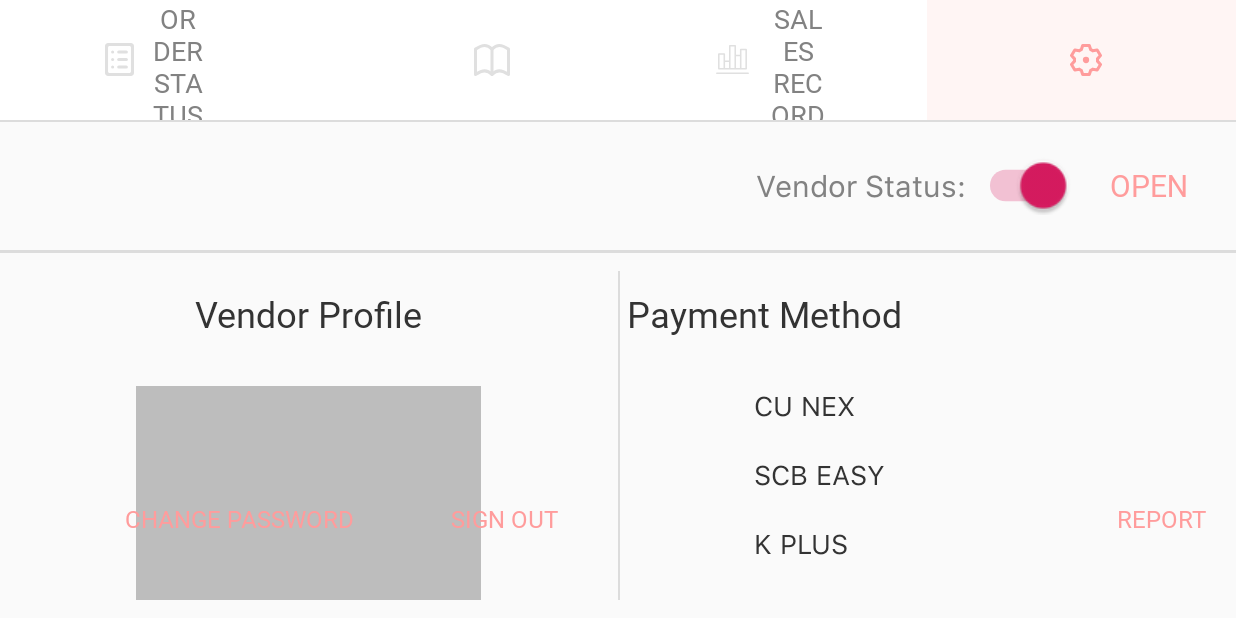
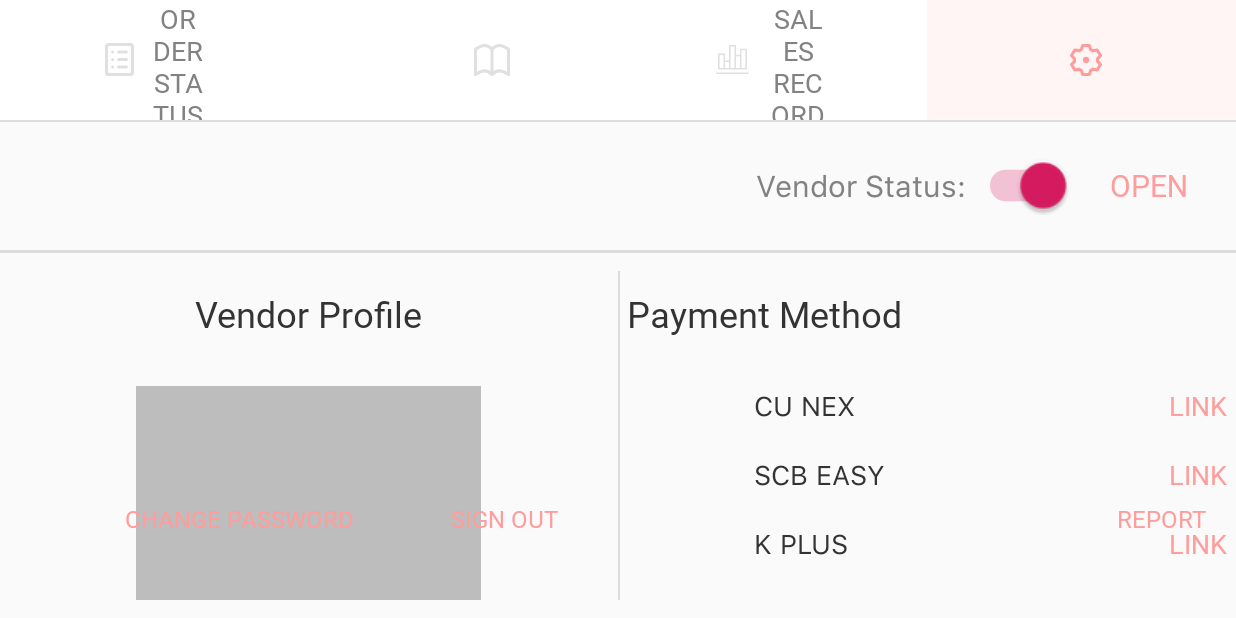
Before and after one commit to tannueng/vCanteen-Vendor-v2, an Android app: the SettingsActivity screen opened directly, with no data from a screen before it, on a phone screen of 824 x 412 dp (held sideways). Run offline under Robolectric (Android 15) with nearby library versions, the phone set to English and light mode, and no system bars; our stand-ins replace Volley; libraries missing offline, so code that uses them is left out: com.facebook, com.facebook.login; pictures from the network do not load; Roboto replaces fonts that are not available here.

Commit message:
add edit-payment logic

```diff
--- a/app/src/main/java/com/example/vcanteenvendor/JsonPlaceHolderApi.java
+++ b/app/src/main/java/com/example/vcanteenvendor/JsonPlaceHolderApi.java
@@ -98,4 +98,14 @@ interface JsonPlaceHolderApi {
 
     @POST("/v2/settings/vendor/report")
     Call<Void> postBugReport(@Body BugReport bugReport);
+
+    @FormUrlEncoded
+    @POST("/v2/payments/vendor/link ")
+    Call<Void> postLinkPayment(
+            @Field("vendorId") int vendorId,
+            @Field("serviceProvider") String serviceProvider,
+            @Field("accountNumber") String accountNumber
+    );
+
+
 }
--- a/app/src/main/java/com/example/vcanteenvendor/SettingsActivity.java
+++ b/app/src/main/java/com/example/vcanteenvendor/SettingsActivity.java
@@ -2,35 +2,27 @@ package com.example.vcanteenvendor;
 
 import android.app.Dialog;
 import android.app.ProgressDialog;
-import android.content.DialogInterface;
 import android.content.Intent;
 import android.content.SharedPreferences;
 import android.graphics.Color;
 import android.graphics.Typeface;
 import android.os.Handler;
-import android.support.v7.app.AlertDialog;
 import android.support.v7.app.AppCompatActivity;
 import android.os.Bundle;
 import android.text.Editable;
 import android.text.TextWatcher;
-import android.view.Gravity;
 import android.view.MotionEvent;
 import android.view.View;
 import android.view.Window;
 import android.view.inputmethod.InputMethodManager;
 import android.widget.Button;
-import android.widget.CompoundButton;
 import android.widget.EditText;
 import android.widget.ImageView;
 import android.widget.Switch;
 import android.widget.TextView;
 import android.widget.Toast;
 
-import com.android.volley.Request;
 import com.android.volley.RequestQueue;
-import com.android.volley.VolleyError;
-import com.android.volley.toolbox.JsonObjectRequest;
-import com.android.volley.toolbox.Volley;
 import com.bumptech.glide.Glide;
 import com.bumptech.glide.request.RequestOptions;
 import com.example.vcanteenvendor.POJO.BugReport;
@@ -40,12 +32,7 @@ import com.google.gson.GsonBuilder;
 
 import org.apache.commons.codec.binary.Hex;
 import org.apache.commons.codec.digest.DigestUtils;
-import org.json.JSONArray;
-import org.json.JSONException;
-import org.json.JSONObject;
 
-import java.util.List;
-import java.util.Set;
 import java.util.regex.Pattern;
 
 import retrofit2.Call;
@@ -86,6 +73,11 @@ public class SettingsActivity extends AppCompatActivity {
     TextView checkScb;
     TextView checkKplus;
     TextView checkTrueMoney;
+
+    EditText accountNumber;
+    TextView inline_error;
+
+    TextView linkCUNex,linkScb,linkKplus,linkTrueMoney;
 
     ImageView vendorProfilePicture;
 
@@ -159,25 +151,29 @@ public class SettingsActivity extends AppCompatActivity {
         super.onCreate(savedInstanceState);
         setContentView(R.layout.activity_settings);
 
+        orderStatusButton = findViewById(R.id.orderStatusButton);
+        menuButton =  findViewById(R.id.menuButton);
+        salesRecordButton = findViewById(R.id.salesRecordButton);
+        settingsButton = findViewById(R.id.settingsButton);
 
-        orderStatusButton = (Button) findViewById(R.id.orderStatusButton);
-        menuButton = (Button) findViewById(R.id.menuButton);
-        salesRecordButton = (Button) findViewById(R.id.salesRecordButton);
-        settingsButton = (Button) findViewById(R.id.settingsButton);
+        signOutButton = findViewById(R.id.signOutButton);
+        vendorStatusToggle = findViewById(R.id.vendorStatusToggle);
+        statusText = findViewById(R.id.statusText);
 
-        signOutButton = (Button) findViewById(R.id.signOutButton);
-        vendorStatusToggle = (Switch) findViewById(R.id.vendorStatusToggle);
-        statusText = (TextView) findViewById(R.id.statusText);
+        vendorNameInput = findViewById(R.id.vendorNameInput);
+        vendorEmailInput = findViewById(R.id.vendorEmailInput);
 
-        vendorNameInput = (EditText) findViewById(R.id.vendorNameInput);
-        vendorEmailInput = (EditText) findViewById(R.id.vendorEmailInput);
+        vendorProfile = findViewById(R.id.vendorProfile);
 
-        vendorProfile = (TextView) findViewById(R.id.vendorProfile);
+        checkCUNex = findViewById(R.id.checkCUNex);
+        checkScb = findViewById(R.id.checkScb);
+        checkKplus = findViewById(R.id.checkKplus);
+        checkTrueMoney = findViewById(R.id.checkTrueMoney);
 
-        checkCUNex = (TextView) findViewById(R.id.checkCUNex);
-        checkScb = (TextView) findViewById(R.id.checkScb);
-        checkKplus = (TextView) findViewById(R.id.checkKplus);
-        checkTrueMoney = (TextView) findViewById(R.id.checkTrueMoney);
+        linkCUNex = findViewById(R.id.linkCUNex);
+        linkScb = findViewById(R.id.linkScb);
+        linkKplus = findViewById(R.id.linkKplus);
+        linkTrueMoney = findViewById(R.id.linkTrueMoney);
 
         vendorProfilePicture = findViewById(R.id.vendorProfilePicture);
 
@@ -197,6 +193,8 @@ public class SettingsActivity extends AppCompatActivity {
 
 
         accountJSONLoadUp();
+
+        onClickLink();
 
 
         sharedPref = getSharedPreferences("myPref", MODE_PRIVATE);
@@ -783,10 +781,131 @@ public class SettingsActivity extends AppCompatActivity {
 //                reportText.setFocusable(false);
                 return true;
 
+            }
+        });
 
+    }
+
+    private void onClickLink() {
+        linkCUNex.setOnClickListener(new View.OnClickListener() {
+            @Override
+            public void onClick(View v) {
+                System.out.println("LINK CUNEX pressed");
+                showLinkPopup("CU_NEX");
+            }
+        });
+        linkScb.setOnClickListener(new View.OnClickListener() {
+            @Override
+            public void onClick(View v) {
+                System.out.println("LINK SCB EASY pressed");
+                showLinkPopup("SCB_EASY");
+            }
+        });
+        linkKplus.setOnClickListener(new View.OnClickListener() {
+            @Override
+            public void onClick(View v) {
+                System.out.println("LINK K PLUS pressed");
+                showLinkPopup("K_PLUS");
+            }
+        });
+        linkTrueMoney.setOnClickListener(new View.OnClickListener() {
+            @Override
+            public void onClick(View v) {
+                System.out.println("LINK TrueMoney Wallet pressed");
+                showLinkPopup("TRUEMONEY_WALLET");
+            }
+        });
+    }
+
+    private void showLinkPopup(final String serviceProvider) {
+        dialog = new Dialog(SettingsActivity.this);
+        dialog.setContentView(R.layout.popup_payment_link);
+        dialog.setCancelable(true);
+        TextView serviceProviderText = dialog.findViewById(R.id.serviceProviderText);
+        ImageView close_x = dialog.findViewById(R.id.close_x);
+        Button linkBtn = dialog.findViewById(R.id.link_btn);
+        accountNumber = dialog.findViewById(R.id.accountNumber);
+        inline_error = dialog.findViewById(R.id.inline_error);
+        String shownServiceProviderName = "";
+        if(serviceProvider.equals("CU_NEX")) {
+            shownServiceProviderName = "CU NEX";
+        }
+        if(serviceProvider.equals("SCB_EASY")) {
+            shownServiceProviderName = "SCB EASY";
+        }
+        if(serviceProvider.equals("K_PLUS")) {
+            shownServiceProviderName = "K PLUS";
+        }
+        if(serviceProvider.equals("TRUEMONEY_WALLET")) {
+            shownServiceProviderName = "TrueMoney Wallet";
+        }
+        serviceProviderText.setText(shownServiceProviderName);
+
+        close_x.setOnClickListener(new View.OnClickListener() {
+            @Override
+            public void onClick(View v) {
+                dialog.dismiss();
+            }
+        });
+
+        linkBtn.setOnClickListener(new View.OnClickListener() {
+            @Override
+            public void onClick(View v) {
+                System.out.println("LINK Pressed");
+                if(accountNumber.getText().toString().equals("")) {
+                    inline_error.setVisibility(View.VISIBLE);
+                    return;
+                }
+                progressDialog = new ProgressDialog(SettingsActivity.this);
+                progressDialog = ProgressDialog.show(SettingsActivity.this
+                        , "",
+                        "Loading. Please wait...", true);
+                //Retrofit
+                Retrofit retrofit = new Retrofit.Builder()
+                        .baseUrl("http://vcanteen.herokuapp.com/")
+                        .addConverterFactory(GsonConverterFactory.create())
+                        .build();
+                JsonPlaceHolderApi jsonPlaceHolderApi = retrofit.create(JsonPlaceHolderApi.class);
+                Call<Void> call =  jsonPlaceHolderApi.postLinkPayment(sharedPref.getInt("vendorId",0), serviceProvider, accountNumber.getText().toString());
+                call.enqueue(new Callback<Void>() {
+                    @Override
+                    public void onResponse(Call<Void> call, Response<Void> response) {
+                        if(!response.isSuccessful()) {
+                            Toast.makeText(SettingsActivity.this, "CODE: "+response.code(), Toast.LENGTH_LONG).show();
+                            progressDialog.dismiss();
+                            dialog.dismiss();
+//                            reload();
+                            return;
+                        }
+                        Toast.makeText(SettingsActivity.this, "Successfully Linked Account ", Toast.LENGTH_LONG).show();
+                        progressDialog.dismiss();
+                        dialog.dismiss();
+                    }
+
+                    @Override
+                    public void onFailure(Call<Void> call, Throwable t) {
+                        progressDialog.dismiss();
+                        dialog.dismiss();
+                    }
+                });
 
             }
         });
+
+        accountNumber.addTextChangedListener(new TextWatcher() {
+            @Override
+            public void beforeTextChanged(CharSequence s, int start, int count, int after) { }
+            @Override
+            public void onTextChanged(CharSequence s, int start, int before, int count) { }
+            @Override
+            public void afterTextChanged(Editable s) {
+                if(s.toString().length()>0) {
+                    inline_error.setVisibility(View.INVISIBLE);
+                }
+            }
+        });
+
+        dialog.show();
 
     }
 
@@ -929,18 +1048,22 @@ public class SettingsActivity extends AppCompatActivity {
 
                 if (vendorInfoArray.findServiceProviderFromList(vendorInfoArray.getVendorPaymentMethod(), "CU_NEX")) {
                     checkCUNex.setVisibility(View.VISIBLE);
+                    linkCUNex.setVisibility(View.INVISIBLE);
                 }
 
                 if (vendorInfoArray.findServiceProviderFromList(vendorInfoArray.getVendorPaymentMethod(), "SCB_EASY")) {
                     checkScb.setVisibility(View.VISIBLE);
+                    linkScb.setVisibility(View.INVISIBLE);
                 }
 
                 if (vendorInfoArray.findServiceProviderFromList(vendorInfoArray.getVendorPaymentMethod(), "K_PLUS")) {
                     checkKplus.setVisibility(View.VISIBLE);
+                    linkKplus.setVisibility(View.INVISIBLE);
                 }
 
                 if (vendorInfoArray.findServiceProviderFromList(vendorInfoArray.getVendorPaymentMethod(), "TRUEMONEY_WALLET")) {
                     checkTrueMoney.setVisibility(View.VISIBLE);
+                    linkTrueMoney.setVisibility(View.INVISIBLE);
                 }
 
 
--- a/app/src/main/res/layout/activity_settings.xml
+++ b/app/src/main/res/layout/activity_settings.xml
@@ -459,11 +459,11 @@
                     android:layout_height="wrap_content"
                     android:layout_alignBaseline="@+id/cuNex"
                     android:layout_alignParentEnd="true"
-                    android:fontFamily="@font/sfprotext_regular"
-                    android:text="@string/unlink"
+                    android:fontFamily="@font/sfprotext_semibold"
+                    android:text="@string/link"
                     android:textColor="@color/pinkPrimary"
                     android:textSize="18sp"
-                    android:visibility="invisible" />
+                    android:visibility="visible" />
 
             </RelativeLayout>
 
@@ -507,11 +507,11 @@
                     android:layout_height="wrap_content"
                     android:layout_alignBaseline="@+id/scbEasy"
                     android:layout_alignParentEnd="true"
-                    android:fontFamily="@font/sfprotext_regular"
-                    android:text="@string/unlink"
+                    android:fontFamily="@font/sfprotext_semibold"
+                    android:text="@string/link"
                     android:textColor="@color/pinkPrimary"
                     android:textSize="18sp"
-                    android:visibility="invisible" />
+                    android:visibility="visible" />
 
             </RelativeLayout>
 
@@ -556,11 +556,11 @@
                     android:layout_height="wrap_content"
                     android:layout_alignBaseline="@+id/kPlus"
                     android:layout_alignParentEnd="true"
-                    android:fontFamily="@font/sfprotext_regular"
-                    android:text="@string/unlink"
+                    android:fontFamily="@font/sfprotext_semibold"
+                    android:text="@string/link"
                     android:textColor="@color/pinkPrimary"
                     android:textSize="18sp"
-                    android:visibility="invisible" />
+                    android:visibility="visible" />
 
             </RelativeLayout>
 
@@ -595,7 +595,7 @@
                     android:layout_marginStart="24dp"
                     android:layout_toEndOf="@+id/checkTrueMoney"
                     android:fontFamily="@font/sfprotext_regular"
-                    android:text="K PLUS"
+                    android:text="TrueMoney Wallet"
                     android:textColor="@color/colortext"
                     android:textSize="18sp" />
 
@@ -609,7 +609,7 @@
                     android:text="LINK"
                     android:textColor="@color/pinkPrimary"
                     android:textSize="18sp"
-                    android:visibility="invisible" />
+                    android:visibility="visible" />
 
             </RelativeLayout>
 
--- a/app/src/main/res/values/strings.xml
+++ b/app/src/main/res/values/strings.xml
@@ -2,6 +2,7 @@
     <string name="app_name">vCanteenVendor</string>
     <string name="vendor_name_label">Vendor\nName</string>
     <string name="unlink"><u>unlink</u></string>
+    <string name="link">LINK</string>
 
     <string name="closing_vendor">
         \u2022 Awaiting orders will be cancelled.
```
Also changed, not shown: app/src/main/res/layout/popup_payment_link.xml (+5 -5 lines).
